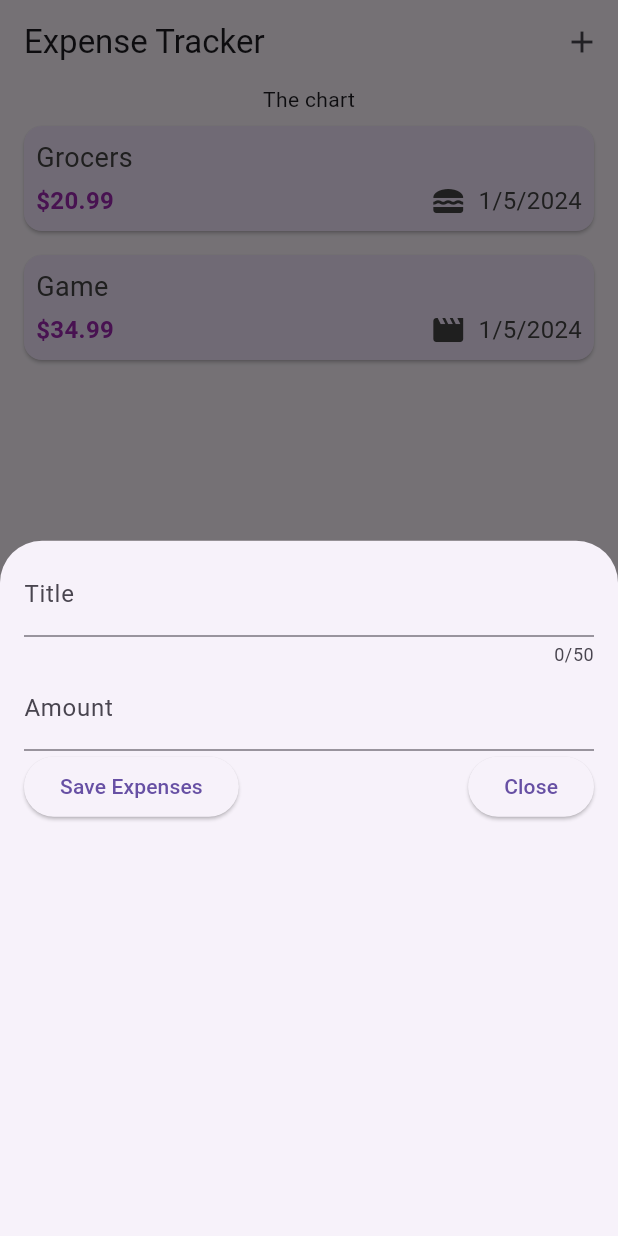
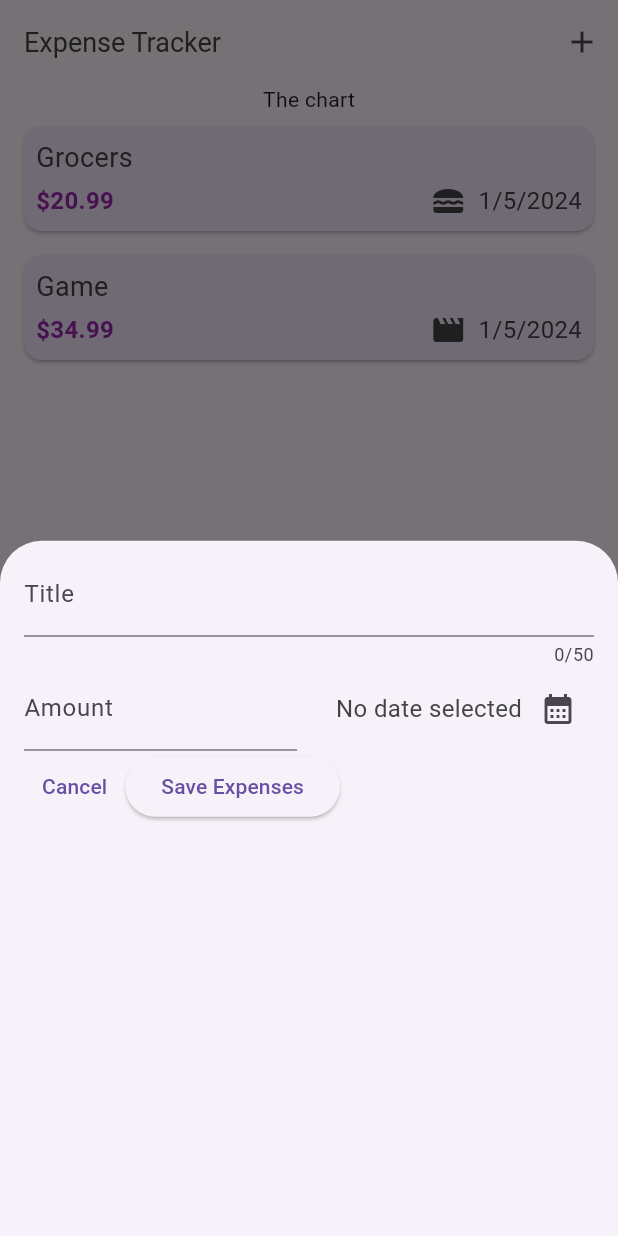
Before and after one commit to diyar214/expenses-tracker, a Flutter app: the screen it shows after launch, after a tap on the "add" icon, on a phone screen of 412 x 824 dp. Run offline on Flutter 3.47's test engine with Material 2 defaults, Android fonts, the phone set to English and light mode, and no system bars.

Commit message:
add: date picker

```diff
--- a/lib/core/constant.dart
+++ b/lib/core/constant.dart
@@ -3,3 +3,4 @@ import 'package:flutter/material.dart';
 const Color cardColor = Color.fromARGB(255, 245, 232, 255);
 const Color primTextColor = Color.fromARGB(255, 68, 68, 68);
 Color secTextColor = Colors.purple.shade500;
+Color btnColor = Colors.purple.shade300;
--- a/lib/expenses/expenses.dart
+++ b/lib/expenses/expenses.dart
@@ -1,5 +1,6 @@
 import 'package:flutter/material.dart';
 
+import '../core/constant.dart';
 import '../core/enum_and_map.dart';
 import '../model/expense.dart';
 import 'widgets/expense_list.dart';
@@ -39,9 +40,17 @@ class _ExpensesState extends State<Expenses> {
   Widget build(BuildContext context) {
     return Scaffold(
       appBar: AppBar(
-        title: Text('Expense Tracker'),
+        title: Text(
+          'Expense Tracker',
+          style: TextStyle(fontSize: 18.0, color: primTextColor),
+        ),
         centerTitle: false,
-        actions: [IconButton(onPressed: _openModal, icon: Icon(Icons.add))],
+        actions: [
+          IconButton(
+            onPressed: _openModal,
+            icon: Icon(Icons.add),
+          ),
+        ],
       ),
       body: Column(
         children: [
--- a/lib/expenses/widgets/new_expense.dart
+++ b/lib/expenses/widgets/new_expense.dart
@@ -1,4 +1,8 @@
 import 'package:flutter/material.dart';
+import 'package:expense_tracker/model/expense.dart';
+import 'package:intl/intl.dart';
+
+import '../../core/constant.dart';
 
 class NewExpense extends StatefulWidget {
   const NewExpense({super.key});
@@ -10,6 +14,22 @@ class NewExpense extends StatefulWidget {
 class _NewExpenseState extends State<NewExpense> {
   final _titleController = TextEditingController();
   final _amountController = TextEditingController();
+  DateTime? _selectedDate;
+
+  void _presentDatePicker() async {
+    final now = DateTime.now();
+    final firstDate = DateTime(now.year - 1, now.month, now.day);
+
+    final pickedDate = await showDatePicker(
+      context: context,
+      initialDate: now,
+      firstDate: firstDate,
+      lastDate: now,
+    );
+    setState(() {
+      _selectedDate = pickedDate;
+    });
+  }
 
   @override
   void dispose() {
@@ -31,26 +51,57 @@ class _NewExpenseState extends State<NewExpense> {
               label: Text('Title'),
             ),
           ),
-          TextField(
-            keyboardType: TextInputType.number,
-            controller: _amountController,
-            decoration: const InputDecoration(
-              label: Text('Amount'),
-            ),
+          Row(
+            children: [
+              Expanded(
+                child: TextField(
+                  keyboardType: TextInputType.number,
+                  controller: _amountController,
+                  decoration: const InputDecoration(
+                    label: Text('Amount'),
+                    prefixText: '\$ ',
+                  ),
+                ),
+              ),
+              const SizedBox(width: 16.0),
+              Expanded(
+                child: Row(
+                  mainAxisAlignment: MainAxisAlignment.end,
+                  crossAxisAlignment: CrossAxisAlignment.center,
+                  children: [
+                    Text(
+                      _selectedDate == null
+                          ? 'No date selected'
+                          : DateFormat.yMd().format(_selectedDate!),
+                      style: TextStyle(
+                        fontSize: 16.0,
+                        color: primTextColor,
+                      ),
+                    ),
+                    IconButton(
+                      onPressed: _presentDatePicker,
+                      icon: Icon(Icons.calendar_month),
+                    )
+                  ],
+                ),
+              ),
+            ],
           ),
           Row(
             children: [
+              TextButton(
+                onPressed: () {
+                  Navigator.pop(context);
+                },
+                child: const Text('Cancel'),
+              ),
               ElevatedButton(
                 onPressed: () {
                   print(_titleController.text);
+                  print(_amountController.text);
                 },
                 child: const Text('Save Expenses'),
               ),
-              const Spacer(),
-              ElevatedButton(
-                onPressed: () {},
-                child: const Text('Close'),
-              )
             ],
           )
         ],
```
Also changed, not shown: pubspec.lock.
